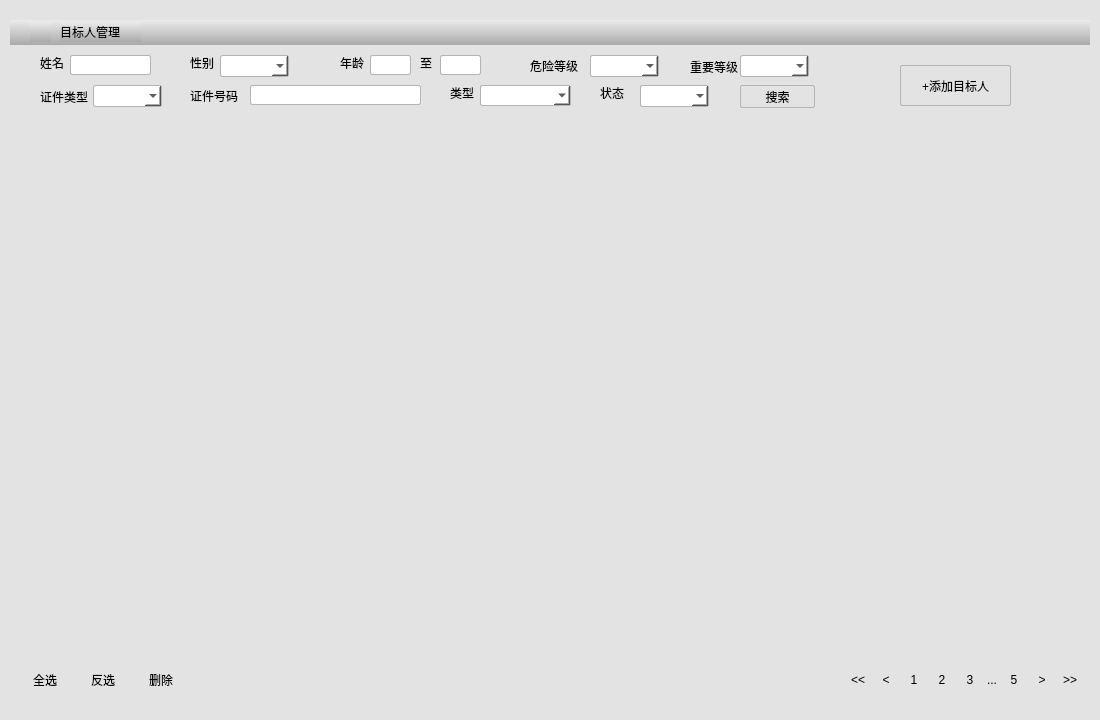
This is UIModule/targetpersonmanager.ui in zhangjianscc/ZMClient as Qt 5 draws it before an edit. The edited form follows.
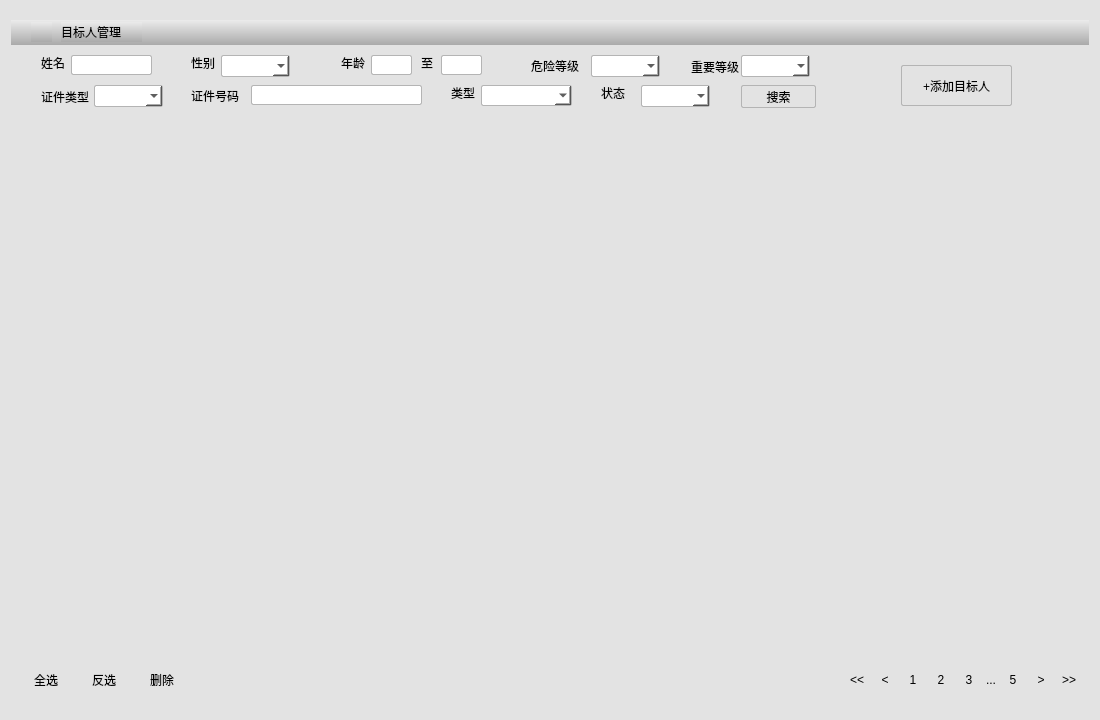
This is the edited form. Icons and pictures are not drawn.

Diff of the .ui file:
```diff
--- a/UIModule/targetpersonmanager.ui
+++ b/UIModule/targetpersonmanager.ui
@@ -42,13 +42,13 @@
        <number>0</number>
       </property>
       <property name="leftMargin">
-       <number>0</number>
+       <number>1</number>
       </property>
       <property name="topMargin">
        <number>0</number>
       </property>
       <property name="rightMargin">
-       <number>0</number>
+       <number>1</number>
       </property>
       <property name="bottomMargin">
        <number>0</number>
@@ -57,13 +57,13 @@
        <widget class="QWidget" name="widget_2" native="true">
         <property name="minimumSize">
          <size>
-          <width>0</width>
+          <width>1078</width>
           <height>25</height>
          </size>
         </property>
         <property name="maximumSize">
          <size>
-          <width>16777215</width>
+          <width>1078</width>
           <height>25</height>
          </size>
         </property>
@@ -111,6 +111,18 @@
       </item>
       <item>
        <widget class="QWidget" name="widget_3" native="true">
+        <property name="minimumSize">
+         <size>
+          <width>1078</width>
+          <height>0</height>
+         </size>
+        </property>
+        <property name="maximumSize">
+         <size>
+          <width>1078</width>
+          <height>16777215</height>
+         </size>
+        </property>
         <property name="styleSheet">
          <string notr="true">border:1px solid rgb(180,180,180)</string>
         </property>
@@ -134,13 +146,13 @@
           <widget class="QWidget" name="widget_4" native="true">
            <property name="minimumSize">
             <size>
-             <width>0</width>
+             <width>1078</width>
              <height>70</height>
             </size>
            </property>
            <property name="maximumSize">
             <size>
-             <width>16777215</width>
+             <width>1078</width>
              <height>80</height>
             </size>
            </property>
```
